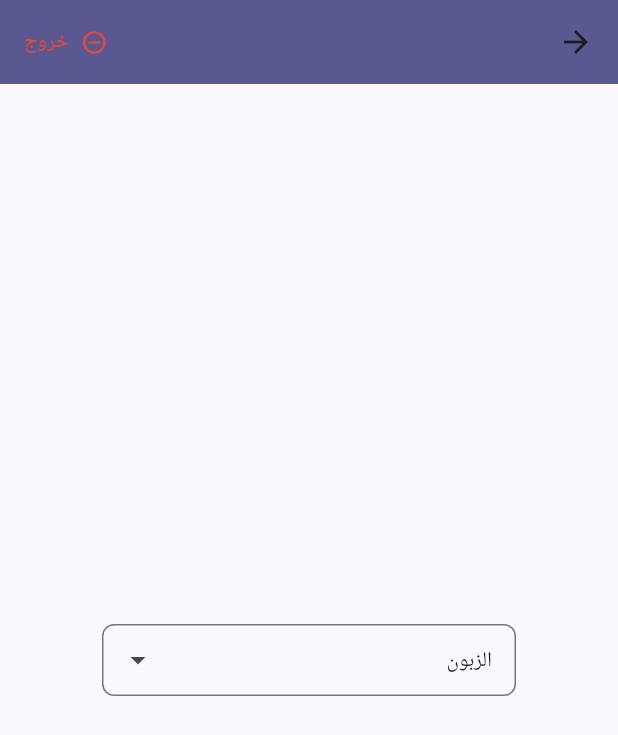
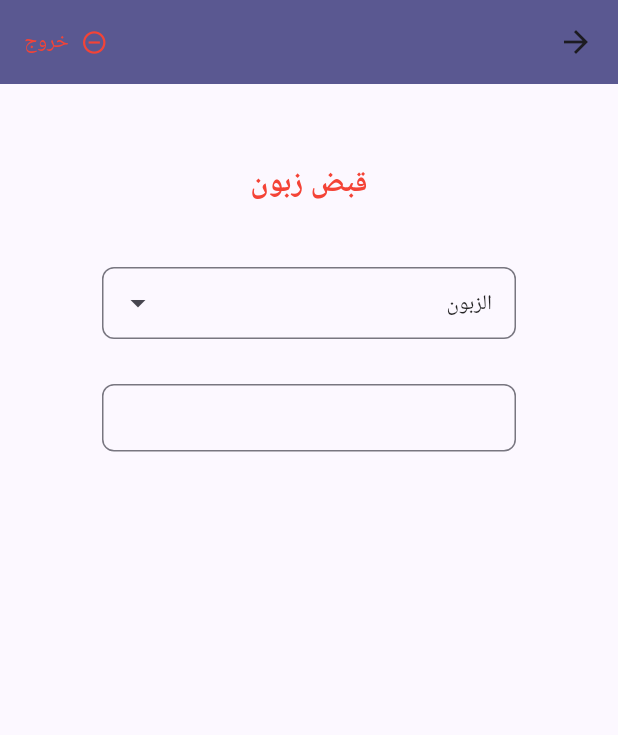
Before and after one commit to AiExpert1985/tablets_phone, a Flutter app: the screen it shows once a user with an empty profile is signed in, after a tap on "وصل قبض", on a phone screen of 412 x 824 dp. Shown: the top 735 px of the screen. Run offline on Flutter 3.47's test engine with Material 3 defaults, Android fonts, the phone set to English and light mode, and no system bars; drawn by our look-alikes of dropdown_search; our stand-ins replace cached_network_image, cloud_firestore, connectivity_plus, firebase_auth, firebase_core, flutter_form_builder and 3 more; accounts and stored records are empty.

Commit message:
end of 12-Jan work

```diff
--- a/lib/src/features/transactions/view/receipt_form.dart
+++ b/lib/src/features/transactions/view/receipt_form.dart
@@ -1,7 +1,11 @@
 import 'package:flutter/material.dart';
 import 'package:flutter_riverpod/flutter_riverpod.dart';
 import 'package:tablets/generated/l10n.dart';
+import 'package:tablets/src/common/constants.dart';
+import 'package:tablets/src/common/debug_print.dart';
 import 'package:tablets/src/common/drop_down_with_search.dart';
+import 'package:tablets/src/common/edit_box.dart';
+import 'package:tablets/src/common/gaps.dart';
 import 'package:tablets/src/common/main_frame.dart';
 import 'package:tablets/src/features/transactions/controllers/customer_db_cache_provider.dart';
 import 'package:tablets/src/features/transactions/model/transaction.dart';
@@ -13,27 +17,47 @@ class ReceiptForm extends ConsumerWidget {
   @override
   Widget build(BuildContext context, WidgetRef ref) {
     return MainFrame(
-        child: Column(
-      mainAxisAlignment: MainAxisAlignment.center,
-      children: [buildCustomerNameSelection(context, ref)],
-    ));
+        child: Center(
+            child: Container(
+                padding: const EdgeInsets.all(12.0),
+                width: 300,
+                child: Column(
+                  children: [
+                    _buildScreenTitle(context, ref),
+                    _buildCustomerNameSelection(context, ref),
+                    VerticalGap.xl,
+                    _buildCustomerReceiptAmount(context, ref)
+                  ],
+                ))));
   }
-}
 
-Widget buildCustomerNameSelection(BuildContext context, WidgetRef ref) {
-  final salesmanCustomersDb = ref.read(salesmanCustomerDbCacheProvider.notifier);
+  Widget _buildScreenTitle(BuildContext context, WidgetRef ref) {
+    return Container(
+        padding: const EdgeInsets.all(40),
+        child: const Text(
+          'قبض زبون',
+          style: TextStyle(fontSize: 20, fontWeight: FontWeight.bold, color: Colors.red),
+        ));
+  }
 
-  return Center(
-    child: Container(
-      padding: const EdgeInsets.all(12.0),
-      width: 300,
-      child: DropDownWithSearch(
-        onChangedFn: (customer) {},
-        dbCache: salesmanCustomersDb,
-        label: S.of(context).customer,
-      ),
-    ),
-  );
+  Widget _buildCustomerNameSelection(BuildContext context, WidgetRef ref) {
+    final salesmanCustomersDb = ref.read(salesmanCustomerDbCacheProvider.notifier);
+
+    return DropDownWithSearch(
+      onChangedFn: (customer) {},
+      dbCache: salesmanCustomersDb,
+      label: S.of(context).customer,
+    );
+  }
+
+  Widget _buildCustomerReceiptAmount(BuildContext context, WidgetRef ref) {
+    return FormInputField(
+        onChangedFn: (value) {
+          tempPrint(value);
+        },
+        dataType: FieldDataType.num,
+        name: 'amount');
+  }
 }
 
 void addTransactionToDb(WidgetRef ref, Transaction transaction) {
```
Also changed, not shown: lib/src/common/utils.dart (added, +280 -0 lines).
